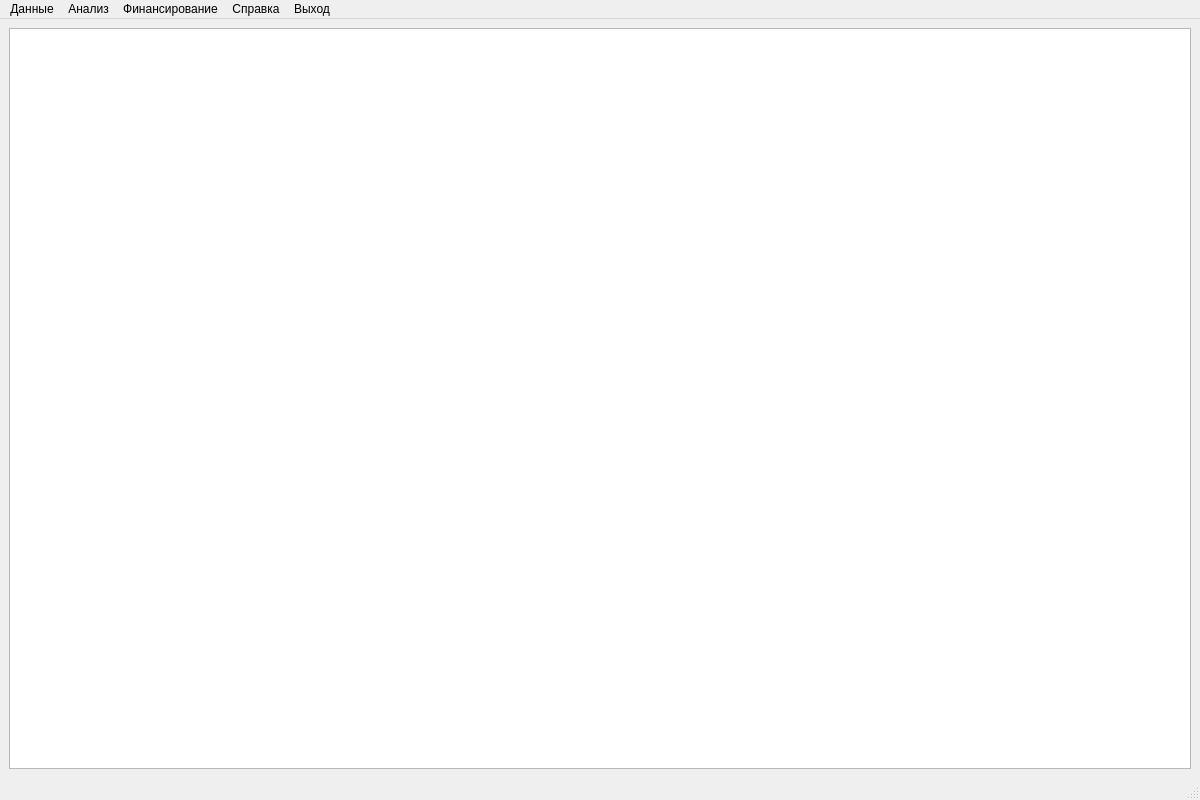
BITLIFASON/Support_Of_Competitions_For_Grants, file KonkViewWindow.ui: the form before one commit.
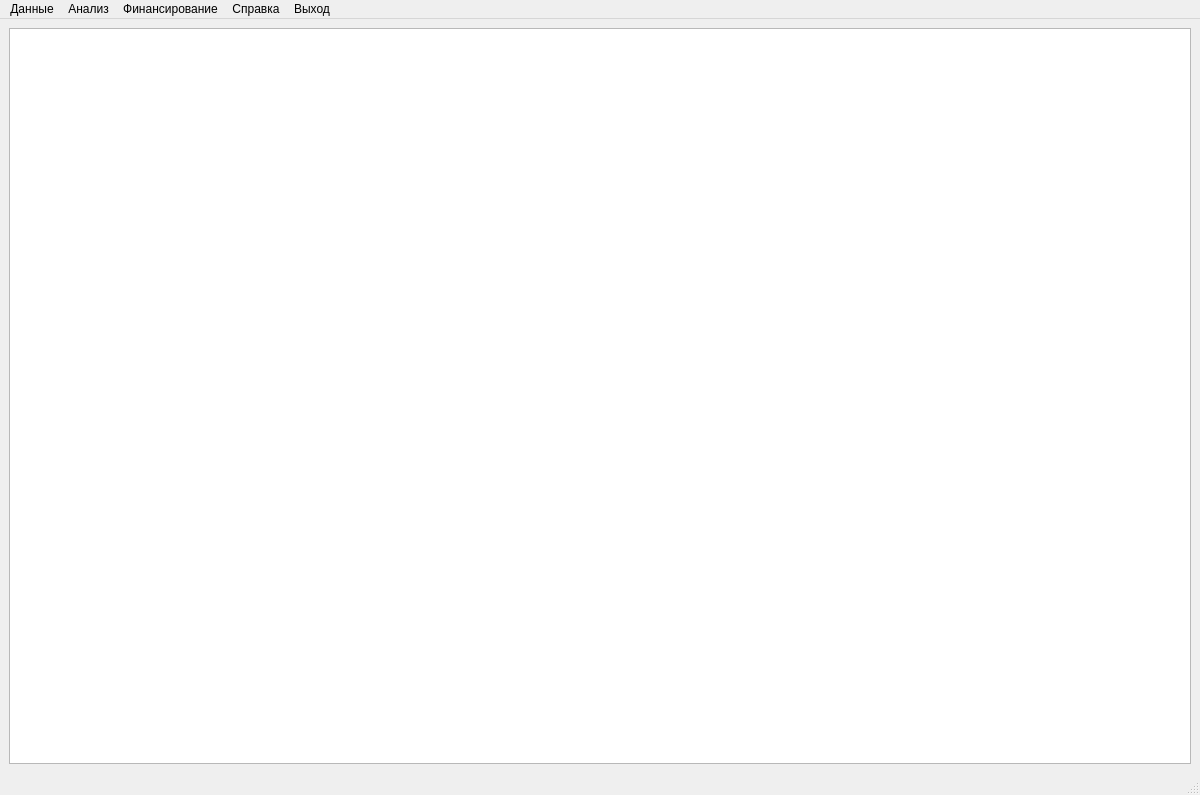
The form after the commit.

What changed in the file:
```diff
--- a/KonkViewWindow.ui
+++ b/KonkViewWindow.ui
@@ -7,7 +7,7 @@
     <x>0</x>
     <y>0</y>
     <width>1200</width>
-    <height>800</height>
+    <height>795</height>
    </rect>
   </property>
   <property name="mouseTracking">
@@ -18,11 +18,14 @@
   </property>
   <widget class="QWidget" name="centralwidget">
    <layout class="QGridLayout" name="gridLayout">
-    <item row="0" column="0">
+    <item row="0" column="0" colspan="2">
      <widget class="QTableView" name="tableView">
       <property name="selectionBehavior">
        <enum>QAbstractItemView::SelectItems</enum>
       </property>
+      <attribute name="horizontalHeaderStretchLastSection">
+       <bool>true</bool>
+      </attribute>
      </widget>
     </item>
    </layout>
```
Left out of the diff: 20 changed lines with no effect on the pictures.
